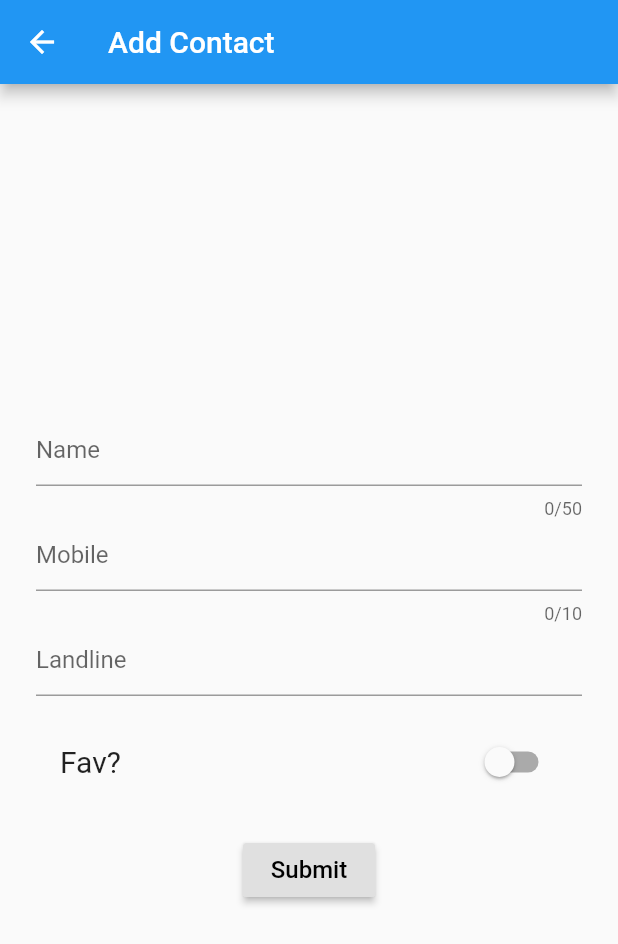
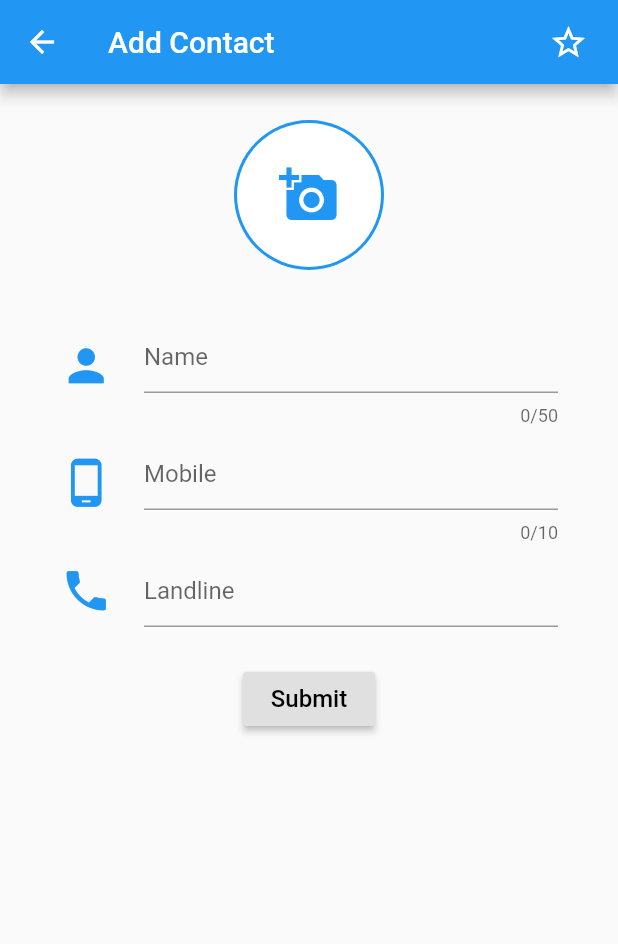
Before and after one commit to dahiyapankaj/FlutterDemo, a Flutter app: the AddContactPage screen opened directly, on a phone screen of 412 x 824 dp. Shown: the top 944 px of the screen. Run offline on Flutter 3.47's test engine with Material 2 defaults, Android fonts, the phone set to English and light mode, and no system bars; our stand-ins replace bloc, flutter_bloc, sqflite; accounts and stored records are empty.

Commit message:
#Fav icon updated to appbar on Add Contact screen

```diff
--- a/lib/screens/AddContactPage.dart
+++ b/lib/screens/AddContactPage.dart
@@ -32,7 +32,9 @@ class AddContactPageState extends State<AddContactPage> {
   AddContactPageState(this.receivedContact);
 
   Widget _buildName() {
-    return TextFormField(
+    return ListTile(
+      leading: Icon(Icons.person, color: Colors.blue, size: 35),
+      title: TextFormField(
         initialValue: _name,
         decoration: InputDecoration(hintText: 'Name'),
         maxLength: 50,
@@ -47,11 +49,18 @@ class AddContactPageState extends State<AddContactPage> {
         onSaved: (String value) {
           _name = value;
         },
+      ),
     );
   }
 
   Widget _buildMobile() {
-    return TextFormField(
+    return ListTile(
+      leading: Icon(
+        Icons.phone_android,
+        color: Colors.blue,
+        size: 35,
+      ),
+      title: TextFormField(
         initialValue: _mobile,
         decoration: InputDecoration(hintText: 'Mobile'),
         keyboardType: TextInputType.number,
@@ -66,11 +75,14 @@ class AddContactPageState extends State<AddContactPage> {
         onSaved: (String value) {
           _mobile = value;
         },
+      ),
     );
   }
 
   Widget _buildLandline() {
-    return TextFormField(
+    return ListTile(
+        leading: Icon(Icons.local_phone, color: Colors.blue, size: 35),
+        title: TextFormField(
           initialValue: _landline,
           decoration: InputDecoration(hintText: 'Landline'),
           keyboardType: TextInputType.number,
@@ -78,17 +90,50 @@ class AddContactPageState extends State<AddContactPage> {
           onSaved: (String value) {
             _landline = value;
           },
-    );
+        ));
   }
 
-  Widget _buildIsFav() {
-    return SwitchListTile(
-      title: Text("Fav?", style: TextStyle(fontSize: 20)),
-      value: _isFav,
-      onChanged: (bool newValue) => setState(() {
-        _isFav = newValue;
-      }),
-    );
+//  Widget _buildIsFav() {
+//    return SwitchListTile(
+//      title: Text("Fav?", style: TextStyle(fontSize: 20)),
+//      value: _isFav,
+//      onChanged: (bool newValue) => setState(() {
+//        _isFav = newValue;
+//      }),
+//    );
+//  }
+
+//  Widget _buildIsFav() {
+//    return Container(
+//      padding: EdgeInsets.all(0),
+//      child: IconButton(
+//        icon: (_isFav ? Icon(Icons.star) : Icon(Icons.star_border)),
+//        color: Colors.blue,
+//        onPressed: _toggleFavorite,
+//      ),
+//    );
+//  }
+
+  void _toggleFavorite() {
+    setState(() {
+      _isFav = !_isFav;
+      print("user is fav :" + _isFav.toString());
+    });
+  }
+
+  Widget _buildImageAvatar() {
+    return Container(
+        width: 100,
+        height: 100,
+        padding: const EdgeInsets.all(2.0),
+        // border width
+        decoration: new BoxDecoration(
+          color: Colors.blue, // border color
+          shape: BoxShape.circle,
+        ),
+        child: CircleAvatar(
+            backgroundColor: Colors.white,
+            child: Icon(Icons.add_a_photo, color: Colors.blue, size: 40)));
   }
 
   @override
@@ -105,19 +150,35 @@ class AddContactPageState extends State<AddContactPage> {
   @override
   Widget build(BuildContext context) {
     return Scaffold(
-      appBar: AppBar(title: Text("Add Contact")),
-      body: Container(
+      appBar: AppBar(
+        title: Text("Add Contact"),
+        actions: <Widget>[
+          Padding(
+              padding: EdgeInsets.only(right: 20.0),
+              child: GestureDetector(
+                onTap: () {_toggleFavorite();},
+                child: Icon(
+                  _isFav ? Icons.star : Icons.star_border,
+                  size: 26.0,
+                ),
+              ))
+        ],
+      ),
+      body: SingleChildScrollView(
+          child: Container(
         margin: EdgeInsets.all(24),
         child: Form(
           key: _formKey,
           child: Column(
             mainAxisAlignment: MainAxisAlignment.center,
             children: <Widget>[
+              _buildImageAvatar(),
+              SizedBox(height: 30),
               _buildName(),
               _buildMobile(),
               _buildLandline(),
-              SizedBox(height: 16),
-              _buildIsFav(),
+//              SizedBox(height: 16),
+//              _buildIsFav(),
               SizedBox(height: 20),
               widget.contact == null
                   ? RaisedButton(
@@ -207,7 +268,7 @@ class AddContactPageState extends State<AddContactPage> {
             ],
           ),
         ),
-      ),
+      )),
     );
   }
 }
```
Lines whose indentation alone changed are shown as unchanged.
